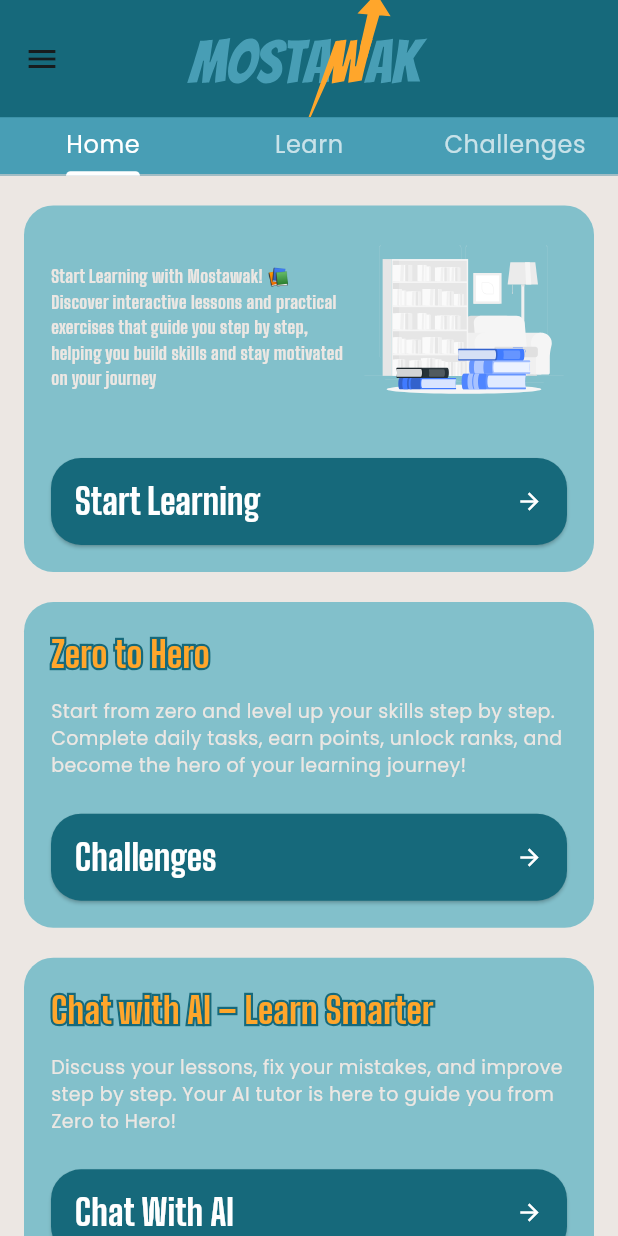
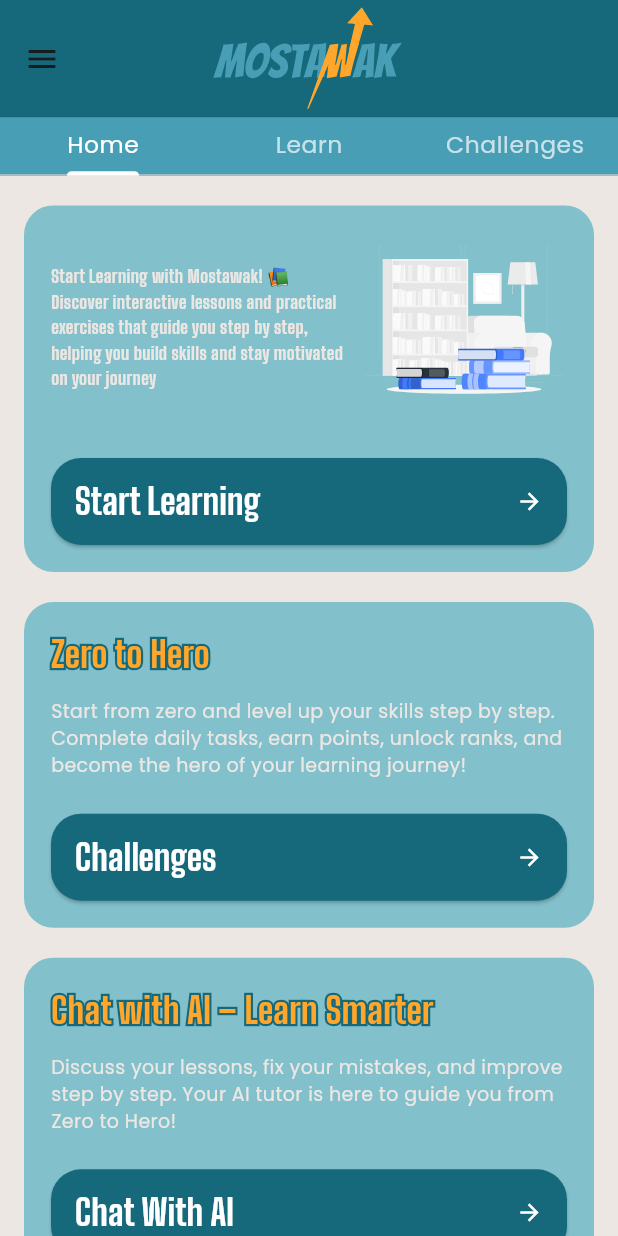
Before and after one commit to nhahub/NHA-229, a Flutter app: the MainScreen screen opened directly, on a phone screen of 412 x 824 dp. Run offline on Flutter 3.47's test engine with Material 3 defaults, Android fonts, the phone set to English and light mode, and no system bars; our stand-ins replace flutter_bloc, flutter_screenutil, flutter_svg, google_fonts, pinput, shared_preferences; accounts and stored records are empty.

Commit message:
Edited the logo height in the app bar and temporary added log out in the app drawer

```diff
--- a/lib/core/theme/light_theme.dart
+++ b/lib/core/theme/light_theme.dart
@@ -1,4 +1,5 @@
 import 'package:flutter/material.dart';
+import 'package:flutter_screenutil/flutter_screenutil.dart';
 import 'package:google_fonts/google_fonts.dart';
 
 class LightTheme {
@@ -50,7 +51,7 @@ class LightTheme {
                   color: mainColor,
                 ),
           bodySmall: GoogleFonts.poppins(
-            fontSize: 16,
+            fontSize: 16.sp,
             fontWeight: FontWeight.normal,
             color: const Color(0xff9e9e9e),
           ),
--- a/lib/features/home/home/screens/main_screen.dart
+++ b/lib/features/home/home/screens/main_screen.dart
@@ -2,6 +2,8 @@ import 'package:flutter/material.dart';
 import 'package:flutter_screenutil/flutter_screenutil.dart';
 import 'package:flutter_svg/svg.dart';
 import 'package:mostawak/core/constants/app_assets.dart';
+import 'package:mostawak/data/preferences/preference_manager.dart';
+import 'package:mostawak/features/auth/login/screens/login_screen.dart';
 
 import '../../home/screens/home_screen.dart';
 import '../../shop/screens/reward_screen.dart';
@@ -16,7 +18,10 @@ class MainScreen extends StatelessWidget {
       length: 3,
       child: Scaffold(
         appBar: AppBar(
-          title: SvgPicture.asset(AppAssets.svgLogo),
+          title: SvgPicture.asset(
+            AppAssets.svgLogo,
+            height: 70.h,
+          ),
           centerTitle: true,
           toolbarHeight: 80.h,
           bottom: PreferredSize(
@@ -100,6 +105,23 @@ class MainScreen extends StatelessWidget {
                     Navigator.pop(context);
                   },
                 ),
+                ListTile(
+                  leading: const Icon(
+                    Icons.logout_rounded,
+                    color: Colors.red,
+                  ),
+                  title: const Text('Logout'),
+                  textColor: Colors.red,
+                  onTap: () async {
+                    Navigator.pop(context);
+                    Navigator.pushReplacement(
+                        context,
+                        MaterialPageRoute(
+                          builder: (context) => LoginScreen(),
+                        ));
+                    await PreferenceManager().setBool('isLoggedIn', false);
+                  },
+                ),
               ],
             ),
           ),
```
